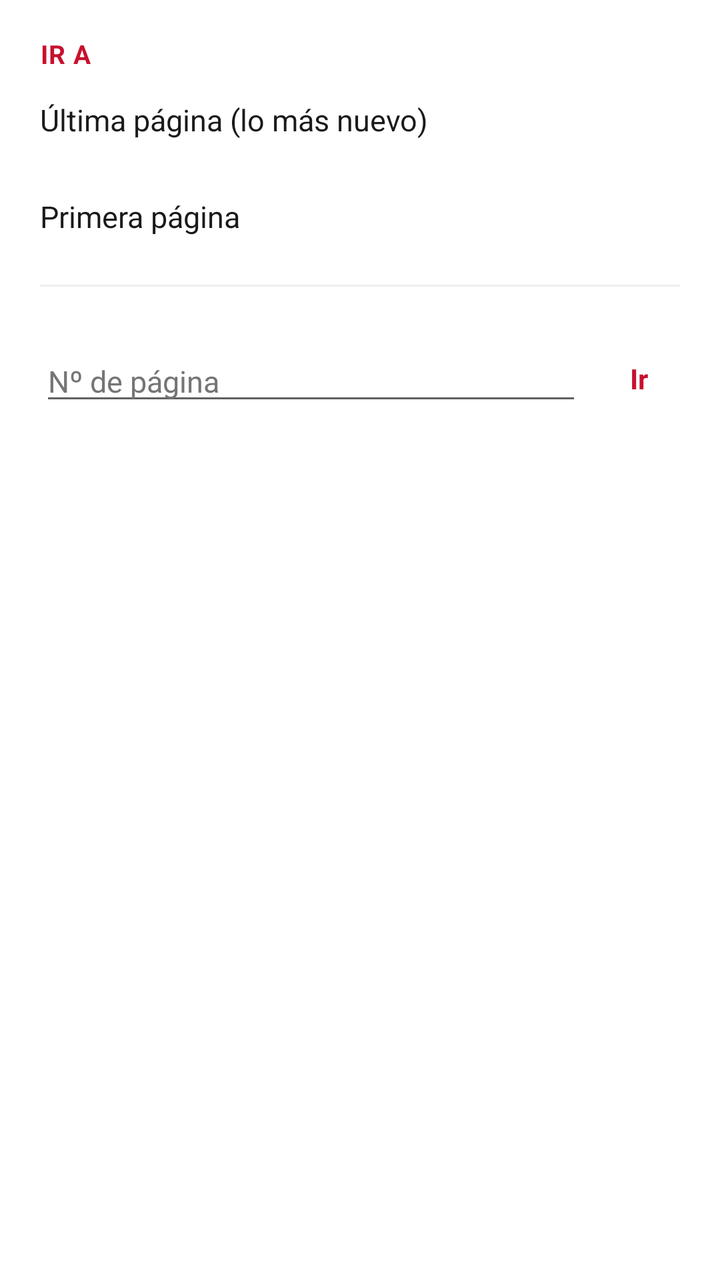
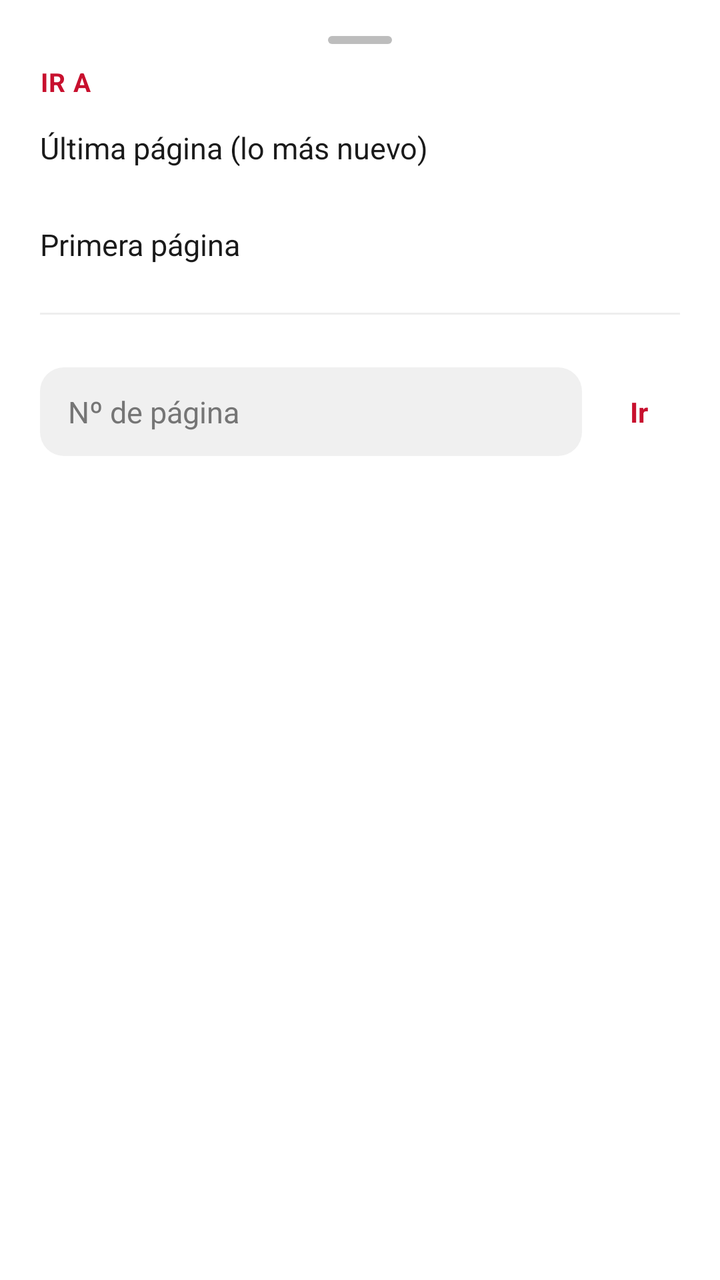

An Android layout rendered at two revisions. The XML below is the earlier revision; the diff shows what the commit changed to produce the second picture.
<!-- AndroidManifest.xml: application theme Theme.FCForocoches -->
<!-- res/layout/sheet_thread_pages.xml -->
<?xml version="1.0" encoding="utf-8"?>
<LinearLayout xmlns:android="http://schemas.android.com/apk/res/android"
    android:layout_width="match_parent"
    android:layout_height="wrap_content"
    android:orientation="vertical"
    android:background="@color/fc_fondo"
    android:paddingStart="20dp"
    android:paddingEnd="20dp"
    android:paddingTop="18dp"
    android:paddingBottom="24dp">

    <TextView
        android:id="@+id/jump_header"
        android:layout_width="match_parent"
        android:layout_height="wrap_content"
        android:textSize="13sp"
        android:textStyle="bold"
        android:textColor="@color/fc_rojo"
        android:letterSpacing="0.03"
        android:text="IR A" />

    <TextView
        android:id="@+id/jump_last"
        style="@style/OptRow"
        android:text="Última página (lo más nuevo)" />

    <TextView
        android:id="@+id/jump_first"
        style="@style/OptRow"
        android:text="Primera página" />

    <View
        android:layout_width="match_parent"
        android:layout_height="1dp"
        android:background="@color/fc_divisoria"
        android:layout_marginTop="10dp"
        android:layout_marginBottom="6dp" />

    <TextView
        android:id="@+id/jump_range"
        android:layout_width="match_parent"
        android:layout_height="wrap_content"
        android:textSize="12sp"
        android:textColor="@color/fc_texto_3"
        android:layout_marginBottom="4dp" />

    <LinearLayout
        android:layout_width="match_parent"
        android:layout_height="wrap_content"
        android:orientation="horizontal"
        android:gravity="center_vertical">

        <EditText
            android:id="@+id/jump_input"
            android:layout_width="0dp"
            android:layout_height="wrap_content"
            android:layout_weight="1"
            android:inputType="number"
            android:maxLength="6"
            android:textSize="15sp"
            android:hint="Nº de página"
            android:textColor="@color/fc_texto"
            android:textColorHint="@color/fc_texto_3"
            android:importantForAutofill="no" />

        <TextView
            android:id="@+id/jump_go"
            style="@style/OptAddBtn"
            android:text="Ir" />
    </LinearLayout>

</LinearLayout>
<!-- resources referenced by this layout -->
<resources>
  <style name="Theme.FCForocoches" parent="Theme.MaterialComponents.DayNight.NoActionBar">
          <item name="android:windowBackground">@color/fc_fondo</item>
          <item name="android:colorBackground">@color/fc_fondo</item>
          <item name="colorPrimary">@color/fc_rojo</item>
          <item name="colorAccent">@color/fc_rojo</item>
          <item name="android:textColorPrimary">@color/fc_texto</item>
          <item name="android:textColorSecondary">@color/fc_texto_2</item>
          
          <item name="android:statusBarColor">@color/fc_fondo</item>
          <item name="android:navigationBarColor">@color/fc_fondo</item>
  
          
          <item name="fcFondoLista">@android:color/transparent</item>
          <item name="fcListaPaddingV">0dp</item>
          <item name="fcFilaFondo">?attr/selectableItemBackground</item>
          <item name="fcFilaFondoQuieto">@null</item>
          <item name="fcFilaColor">@color/fc_fondo</item>
          <item name="fcFilaMargenH">0dp</item>
          <item name="fcFilaMargenV">0dp</item>
          <item name="fcRecortarFila">false</item>
          <item name="fcDivisoriaAlto">1dp</item>
          <item name="fcDivisoriaMargen">6dp</item>
          <item name="fcFilaBorde">0dp</item>
          <item name="fcCitaFondo">@color/fc_cita_fondo</item>
          <item name="fcSobreGravedad">center_vertical</item>
          <item name="fcSobreTamano">30dp</item>
          <item name="fcSobrePadding">3dp</item>
          <item name="fcSobreFondoNuevo">@null</item>
          <item name="fcSobreFondoLeido">@null</item>
          <item name="fcPostFondo">@android:color/transparent</item>
          <item name="fcPostResaltado">@color/fc_resaltado</item>
          <item name="fcPostOp">@drawable/bg_post_op</item>
          <item name="fcPostOpResaltado">@drawable/bg_post_op_highlight</item>
          <item name="fcPostMargenH">0dp</item>
          <item name="fcPostMargenV">0dp</item>
          <item name="fcPostOpMargenH">8dp</item>
          <item name="fcPostOpMargenV">4dp</item>
          <item name="fcPostPaddingV">6dp</item>
          <item name="fcGrupoFondo">@null</item>
          <item name="fcGrupoPaddingH">0dp</item>
          <item name="fcGrupoPaddingV">0dp</item>
          <item name="fcPestanas">@style/FC.Pestanas</item>
          <item name="fcNavPastilla">@null</item>
          <item name="fcNavPastillaPadH">0dp</item>
          <item name="fcNavPastillaPadV">0dp</item>
          <item name="fcPaginaActual">@color/fc_rojo</item>
      </style>
  <!-- unchanged entries left out for length: 14 -->
</resources>

<!-- the commit's change to res/layout/sheet_thread_pages.xml (unified diff, before → after) -->
@@ -3,11 +3,13 @@
     android:layout_width="match_parent"
     android:layout_height="wrap_content"
     android:orientation="vertical"
-    android:background="@color/fc_fondo"
     android:paddingStart="20dp"
     android:paddingEnd="20dp"
     android:paddingTop="18dp"
     android:paddingBottom="24dp">
+
+    <View style="@style/Asa" />
+
 
     <TextView
         android:id="@+id/jump_header"
@@ -52,6 +54,7 @@
 
         <EditText
             android:id="@+id/jump_input"
+            style="@style/Campo"
             android:layout_width="0dp"
             android:layout_height="wrap_content"
             android:layout_weight="1"
<!-- resource entries referenced after the edit -->
@@ -1,5 +1,22 @@
 <!-- resources referenced by this layout -->
 <resources>
+  <style name="Asa">
+          <item name="android:layout_width">32dp</item>
+          <item name="android:layout_height">4dp</item>
+          <item name="android:layout_gravity">center_horizontal</item>
+          <item name="android:layout_marginBottom">10dp</item>
+          <item name="android:background">@drawable/bg_asa</item>
+      </style>
+  <style name="Campo">
+          <item name="android:background">@drawable/bg_campo</item>
+          <item name="android:paddingStart">14dp</item>
+          <item name="android:paddingEnd">14dp</item>
+          <item name="android:paddingTop">12dp</item>
+          <item name="android:paddingBottom">12dp</item>
+          <item name="android:textSize">15sp</item>
+          <item name="android:textColor">@color/fc_texto</item>
+          <item name="android:textColorHint">@color/fc_texto_3</item>
+      </style>
   <style name="Theme.FCForocoches" parent="Theme.MaterialComponents.DayNight.NoActionBar">
           <item name="android:windowBackground">@color/fc_fondo</item>
           <item name="android:colorBackground">@color/fc_fondo</item>
@@ -10,6 +27,8 @@
           
           <item name="android:statusBarColor">@color/fc_fondo</item>
           <item name="android:navigationBarColor">@color/fc_fondo</item>
+          
+          <item name="bottomSheetDialogTheme">@style/FC.Hoja</item>
   
           
           <item name="fcFondoLista">@android:color/transparent</item>
@@ -47,6 +66,45 @@
           <item name="fcNavPastillaPadV">0dp</item>
           <item name="fcPaginaActual">@color/fc_rojo</item>
       </style>
+  <!-- drawable bg_asa (drawable) -->
+  <?xml version="1.0" encoding="utf-8"?>
+  <shape xmlns:android="http://schemas.android.com/apk/res/android" android:shape="rectangle">
+      <solid android:color="@color/fc_texto_off" />
+      <corners android:radius="2dp" />
+  </shape>
+  <!-- drawable bg_campo (drawable) -->
+  <?xml version="1.0" encoding="utf-8"?>
+  <selector xmlns:android="http://schemas.android.com/apk/res/android">
+      <item android:state_focused="true">
+          <shape android:shape="rectangle">
+              <solid android:color="@color/fc_chip" />
+              <stroke android:width="2dp" android:color="@color/fc_rojo" />
+              <corners android:radius="12dp" />
+          </shape>
+      </item>
+      <item>
+          <shape android:shape="rectangle">
+              <solid android:color="@color/fc_chip" />
+              <corners android:radius="12dp" />
+          </shape>
+      </item>
+  </selector>
+  <style name="FC.Hoja" parent="ThemeOverlay.MaterialComponents.BottomSheetDialog">
+          <item name="bottomSheetStyle">@style/FC.Hoja.Modal</item>
+      </style>
+  <color name="fc_texto_off">#BDBDBD</color>
+  <color name="fc_chip">#F0F0F0</color>
+  <style name="FC.Hoja.Modal" parent="Widget.MaterialComponents.BottomSheet.Modal">
+          <item name="backgroundTint">@color/fc_fondo</item>
+          <item name="shapeAppearanceOverlay">@style/FC.Hoja.Forma</item>
+      </style>
+  <style name="FC.Hoja.Forma" parent="">
+          <item name="cornerFamily">rounded</item>
+          <item name="cornerSizeTopLeft">24dp</item>
+          <item name="cornerSizeTopRight">24dp</item>
+          <item name="cornerSizeBottomLeft">0dp</item>
+          <item name="cornerSizeBottomRight">0dp</item>
+      </style>
   <!-- unchanged entries left out for length: 14 -->
 </resources>
 
